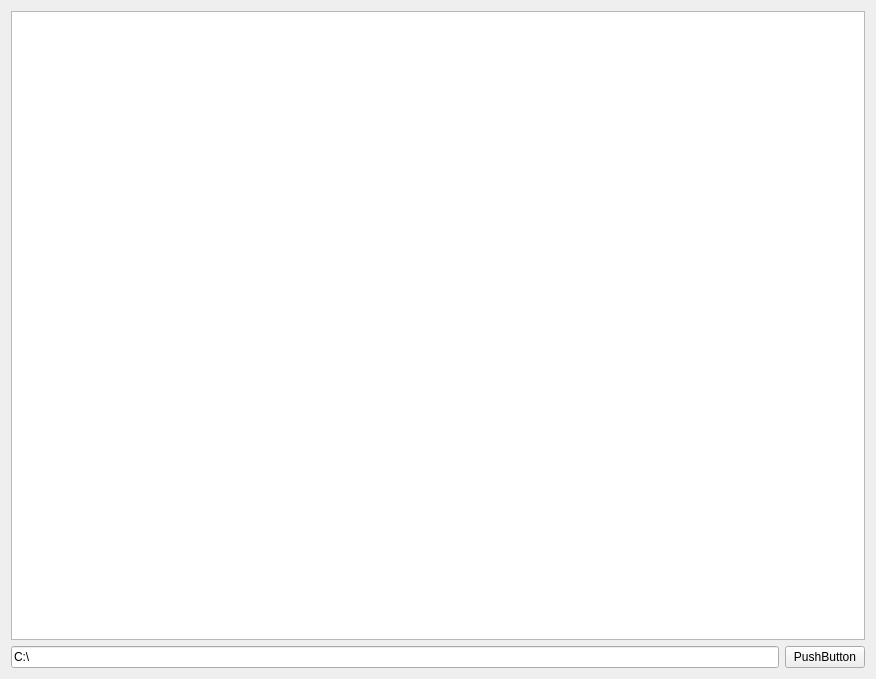
This is DesktopUI/UI/fileform.ui in bakwc/delta3-admin as Qt 5 draws it before an edit. The edited form follows.
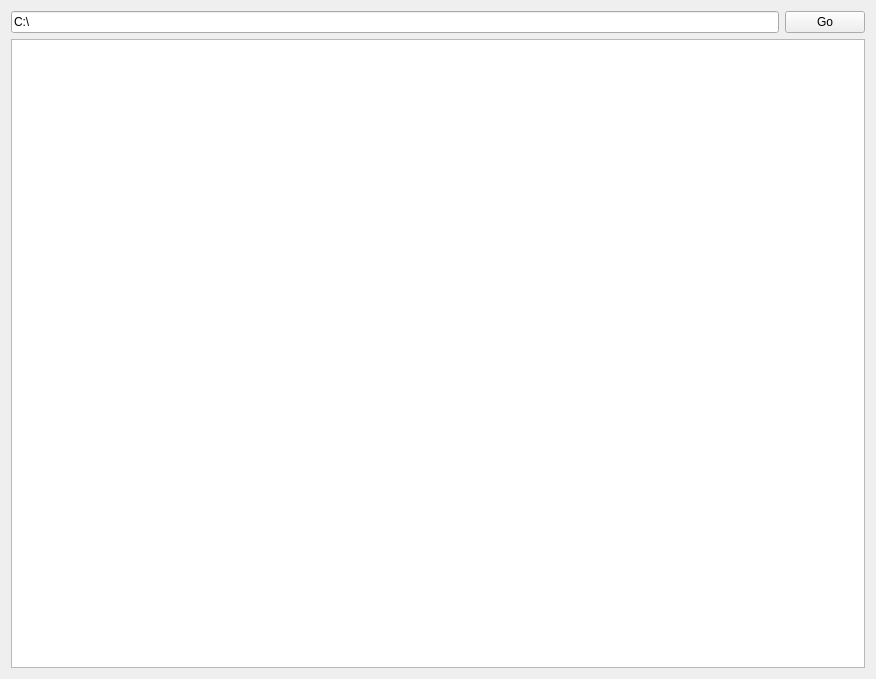
This is the edited form.

```diff
--- a/DesktopUI/UI/fileform.ui
+++ b/DesktopUI/UI/fileform.ui
@@ -16,13 +16,6 @@
   <layout class="QHBoxLayout" name="horizontalLayout_2">
    <item>
     <layout class="QVBoxLayout" name="verticalLayout">
-     <item>
-      <widget class="QListWidget" name="listWidget">
-       <property name="contextMenuPolicy">
-        <enum>Qt::CustomContextMenu</enum>
-       </property>
-      </widget>
-     </item>
      <item>
       <layout class="QHBoxLayout" name="horizontalLayout">
        <item>
@@ -35,12 +28,19 @@
        <item>
         <widget class="QPushButton" name="pushButton">
          <property name="text">
-          <string>PushButton</string>
+          <string>Go</string>
          </property>
         </widget>
        </item>
       </layout>
      </item>
+     <item>
+      <widget class="QListWidget" name="listWidget">
+       <property name="contextMenuPolicy">
+        <enum>Qt::CustomContextMenu</enum>
+       </property>
+      </widget>
+     </item>
     </layout>
    </item>
   </layout>
```
Left out of the diff: 2 changed lines with no effect on the pictures.
